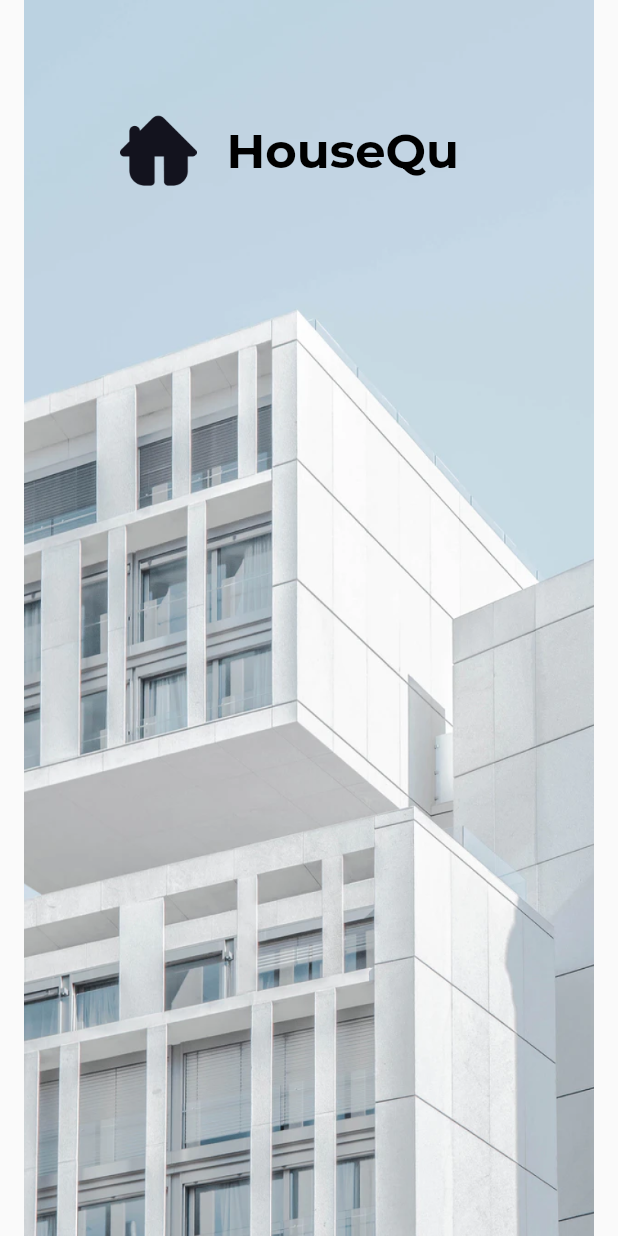
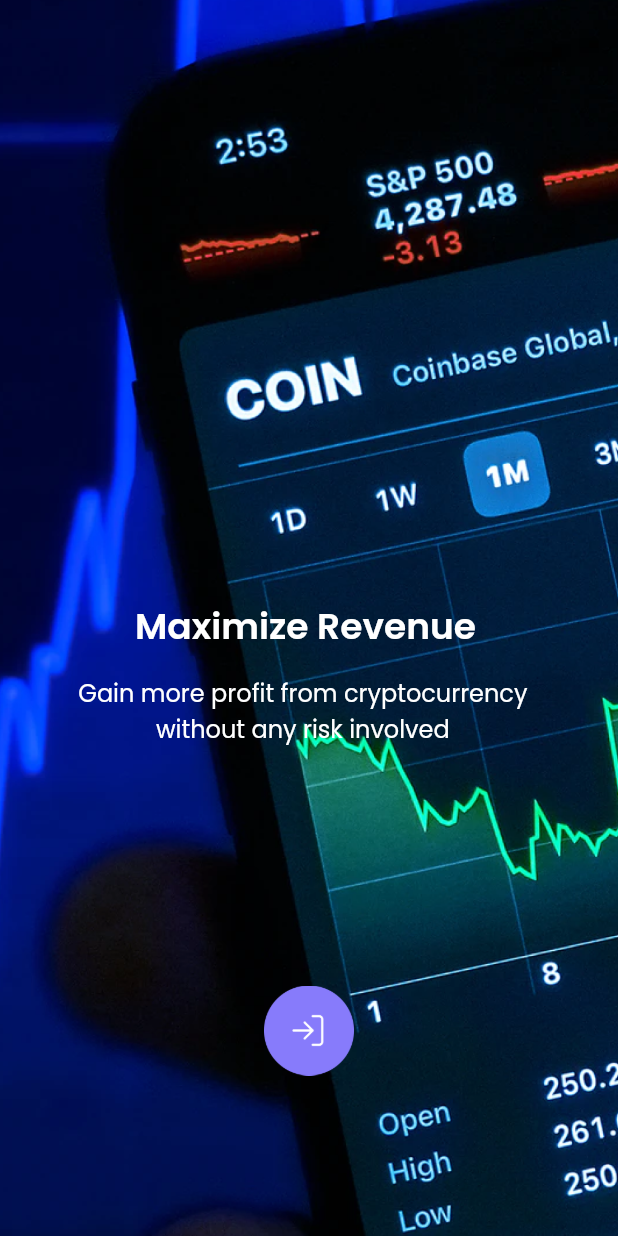
Before and after one commit to davadaviar/intro-flutter, a Flutter app: the screen it shows after launch, on a phone screen of 412 x 824 dp. Run offline on Flutter 3.47's test engine with Material 2 defaults, Android fonts, the phone set to English and light mode, and no system bars; our stand-ins replace google_fonts.

Commit message:
Add started screen

```diff
--- a/lib/main.dart
+++ b/lib/main.dart
@@ -1,6 +1,7 @@
 import 'package:flutter/material.dart';
 import 'package:flutterday_one/pages/first_splashscreen.dart';
 import 'package:flutterday_one/pages/second_splashscreen.dart';
+import 'package:flutterday_one/pages/started_page.dart';
 
 void main() => runApp(SevenDays());
 
@@ -8,7 +9,8 @@
   @override
   Widget build(BuildContext context) {
     return MaterialApp(
-      home: SecondSplash(),
+      debugShowCheckedModeBanner: false,
+      home: StartedPage(),
     );
   }
 }
--- a/lib/pages/second_splashscreen.dart
+++ b/lib/pages/second_splashscreen.dart
@@ -14,6 +14,7 @@
                 image: AssetImage(
                   'assets/background_image.png',
                   ),
+                  fit: BoxFit.cover
                 ),
             ),
           ),
--- /dev/null
+++ b/lib/pages/started_page.dart
@@ -0,0 +1,57 @@
+import 'package:flutter/material.dart';
+import 'package:google_fonts/google_fonts.dart';
+
+class StartedPage extends StatelessWidget {
+
+  @override
+  Widget build(BuildContext context) {
+    return Scaffold(
+      body: Stack(
+        children: [
+          Container(
+            decoration: BoxDecoration(
+              image: DecorationImage(
+                image: AssetImage(
+                  'assets/background_started.png',
+
+                  ),
+                  fit: BoxFit.cover
+                )
+            ),
+          ),
+          Padding(
+            padding: const EdgeInsets.only(top: 400, left: 90, right: 90),
+            child: Text(
+              'Maximize Revenue',
+              style: GoogleFonts.poppins(
+                color: Colors.white,
+                fontSize: 24,
+                fontWeight: FontWeight.w600,
+                ),
+              ),
+          ),
+          Padding(
+            padding: const EdgeInsets.only(top: 450, left: 50, right: 50),
+            child: Text(
+              'Gain more profit from cryptocurrency \nwithout any risk involved',
+              style: GoogleFonts.poppins(
+                color: Colors.white,
+                fontSize: 16,
+              ),
+              textAlign: TextAlign.center,
+            ),
+          ),
+          Padding(
+            padding: const EdgeInsets.only(top: 550, right: 60, left: 60),
+            child: Center(
+              child: Image.asset(
+                'assets/purple_button.png',
+                width: 60,
+              ),
+            ),
+          ),
+        ],
+      ),
+    );
+  }
+}
```
Also changed, not shown: assets/background_started.png (added), assets/purple_button.png (added).
